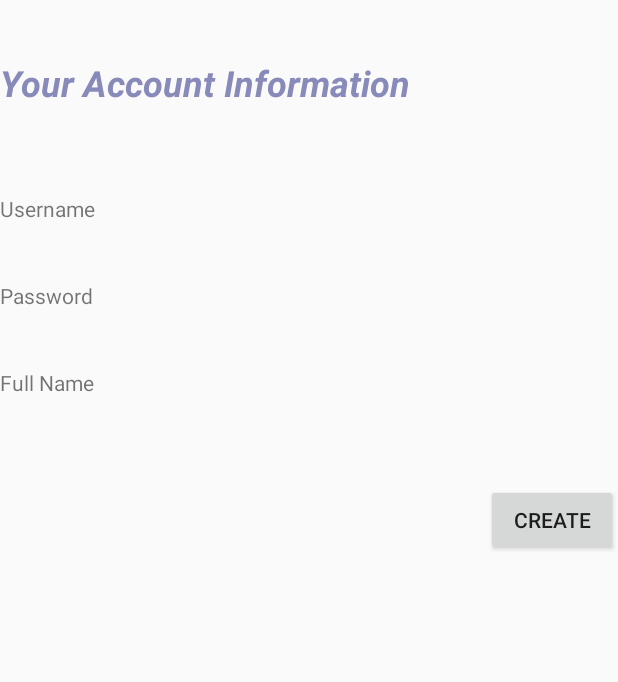
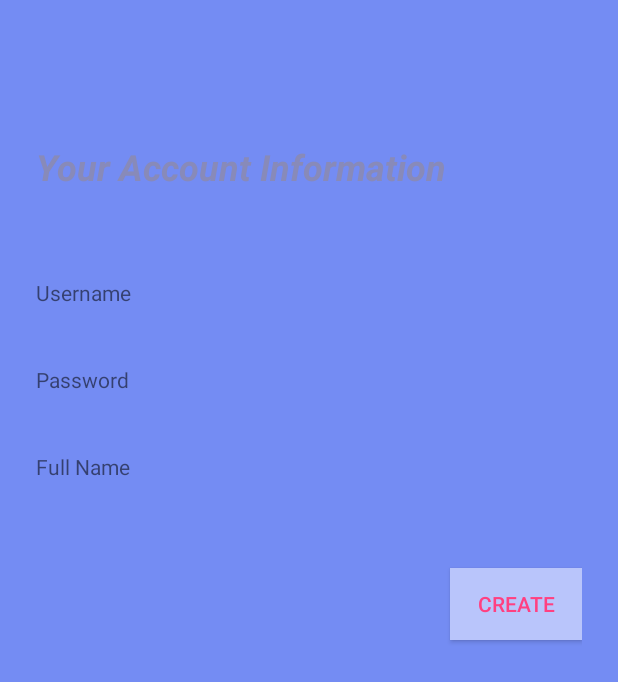
Before and after one commit to Soniacyn/MamaCatering, an Android app: the layout register.xml on its own in the app's theme, with its tools: preview values and no code run, on a phone screen of 412 x 824 dp. Shown: the top 682 px of the screen. Run offline under Robolectric (Android 15) with nearby library versions, the light colour scheme and no system bars.

Commit message:
new register_layout

```diff
--- a/app/build.gradle
+++ b/app/build.gradle
@@ -14,7 +14,7 @@ android {
     buildTypes {
         release {
             minifyEnabled false
-            proguardFiles getDefaultProguardFile('proguard-android.txt'), 'proguard-rules.pro'
+            proguardFiles getDefaultProguardFile ('proguard-android.txt'), 'proguard-rules.pro'
         }
     }
 }
--- a/app/src/main/res/layout/login.xml
+++ b/app/src/main/res/layout/login.xml
@@ -12,7 +12,8 @@
         android:orientation="vertical"
         android:paddingLeft="24dp"
         android:paddingRight="24dp"
-        android:paddingTop="56dp">
+        android:paddingTop="56dp"
+        android:background="#4766ee">
 
         <ImageView
             android:layout_width="150dp"
@@ -65,7 +66,7 @@
             android:layout_height="wrap_content"
             android:layout_marginBottom="24dp"
             android:gravity="center"
-            android:text="Belum punya Akun? Regristaris sekarang!"
+            android:text="Belum punya Akun? Regristrasi sekarang!"
             android:textSize="16dip" />
 
     </LinearLayout>
--- a/app/src/main/res/layout/register.xml
+++ b/app/src/main/res/layout/register.xml
@@ -3,7 +3,11 @@
     android:layout_width="match_parent"
     android:layout_height="match_parent"
     android:orientation="vertical"
-    android:weightSum="1">
+    android:weightSum="1"
+    android:paddingLeft="24dp"
+    android:paddingTop="56dp"
+    android:paddingRight="24dp"
+    android:background="@color/colorPrimary">
 
     <TextView
         android:layout_width="wrap_content"
@@ -98,5 +102,9 @@
         android:layout_height="wrap_content"
         android:text="Create"
         android:id="@+id/buttonCreate"
-        android:layout_gravity="right" />
+        android:layout_gravity="right"
+        android:padding="12dp"
+        android:textColor="@color/colorAccent"
+        android:background="@color/colorPrimary"
+        android:backgroundTint="#b9c5fb" />
 </LinearLayout>
--- a/app/src/main/res/values/arrays.xml
+++ b/app/src/main/res/values/arrays.xml
@@ -72,5 +72,4 @@
         <item>@drawable/c</item>
         <item>@drawable/d</item>
     </array>
-    <color name="colorBackground">#147fbb</color>
 </resources>
--- a/app/src/main/res/values/colors.xml
+++ b/app/src/main/res/values/colors.xml
@@ -1,6 +1,7 @@
 <?xml version="1.0" encoding="utf-8"?>
 <resources>
-    <color name="colorPrimary">#3F51B5</color>
+    <color name="colorPrimary">#748cf3</color>
     <color name="colorPrimaryDark">#303F9F</color>
     <color name="colorAccent">#FF4081</color>
+    <color name="colorBackground">#147fbb</color>
 </resources>
```
